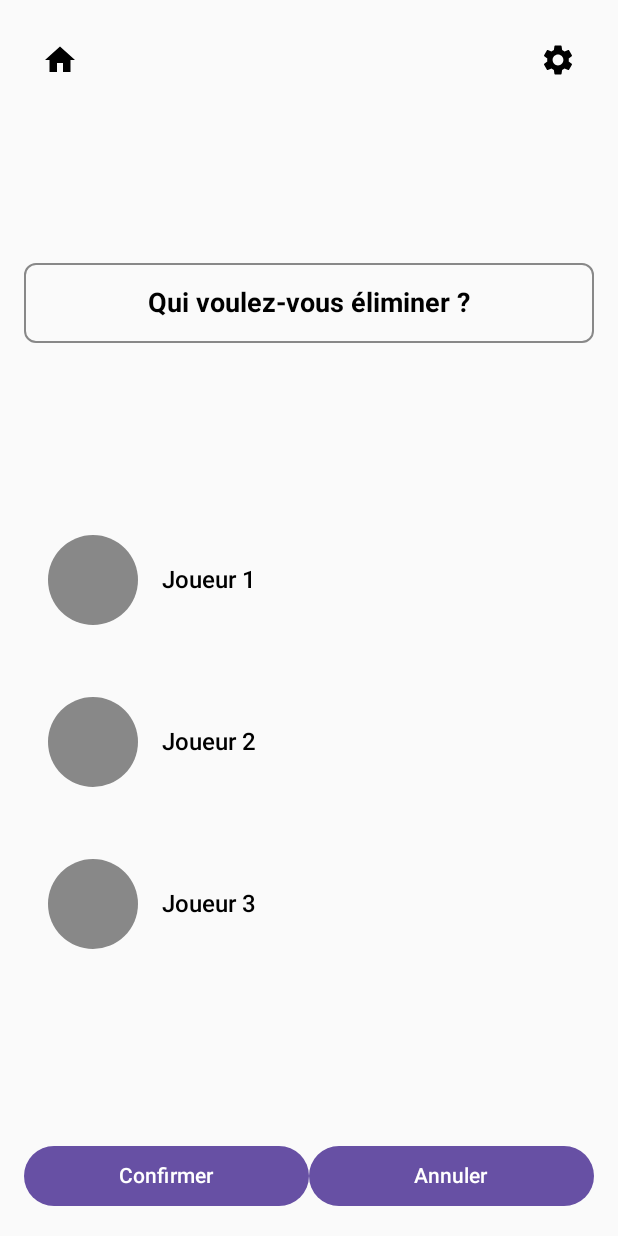
After one commit to ChakSem/8INF865H2025-Projet-ACS_SA, an Android app built with Jetpack Compose: the VoteScreen screen opened through its navigation route, on a phone screen of 412 x 824 dp. The commit adds this screen. Run offline under Robolectric (Android 15) with nearby library versions, the phone set to English and light mode, and no system bars.

Commit message:
Ajout des pages du jeu / vote / victoire

```diff
--- a/app/build.gradle.kts
+++ b/app/build.gradle.kts
@@ -80,13 +80,14 @@ dependencies {
     implementation("androidx.compose.ui:ui-tooling-preview")
     implementation("androidx.core:core-ktx:1.12.0")
     implementation("androidx.navigation:navigation-compose:2.7.4")
-    implementation ("androidx.annotation:annotation:1.3.0")
+    implementation("androidx.annotation:annotation:1.3.0")
     implementation("androidx.datastore:datastore-preferences:1.0.0")
 
     implementation("io.coil-kt:coil-compose:2.4.0")
     implementation("androidx.viewpager2:viewpager2:1.0.0")
     implementation("com.google.accompanist:accompanist-pager:0.30.1")
     implementation("org.jetbrains.kotlinx:kotlinx-coroutines-android:1.7.1")
+    implementation("androidx.compose.material:material-icons-extended:1.0.5")
 
     debugImplementation("androidx.compose.ui:ui-test-manifest")
     debugImplementation("androidx.compose.ui:ui-tooling")
--- a/app/src/main/java/com/example/redcard/MainActivity.kt
+++ b/app/src/main/java/com/example/redcard/MainActivity.kt
@@ -11,12 +11,15 @@ import com.example.redcard.data.DataStoreManager
 import com.example.redcard.ui.ChoosePlayerBallScreen
 import com.example.redcard.ui.ConfigurationScreen
 import com.example.redcard.ui.GameIntroductionScreen
+import com.example.redcard.ui.GameScreen
 import com.example.redcard.ui.GeneralSettingScreen
 import com.example.redcard.ui.HomeScreen
 import com.example.redcard.ui.PlayerSetupScreen
 import com.example.redcard.ui.PlayerWordDiscoverScreen
 import com.example.redcard.ui.StartingPage
 import com.example.redcard.ui.TutorialSwipeableScreen
+import com.example.redcard.ui.VictoryScreen
+import com.example.redcard.ui.VoteScreen
 
 class MainActivity : ComponentActivity() {
     override fun onCreate(savedInstanceState: Bundle?) {
@@ -50,6 +53,9 @@ fun AppNavigation() {
         composable("PlayerWordDiscoverScreen") {
             PlayerWordDiscoverScreen(navController, dataStoreManager)
         }
+        composable("gameScreen") { GameScreen(navController) }
+        composable("voteScreen") { VoteScreen(navController) }
+        composable("victoryScreen") { VictoryScreen(navController) }
     }
 }
 
--- /dev/null
+++ b/app/src/main/java/com/example/redcard/ui/VoteScreen.kt
@@ -0,0 +1,185 @@
+package com.example.redcard.ui
+
+import androidx.compose.foundation.background
+import androidx.compose.foundation.border
+import androidx.compose.foundation.clickable
+import androidx.compose.foundation.layout.Arrangement
+import androidx.compose.foundation.layout.Box
+import androidx.compose.foundation.layout.Column
+import androidx.compose.foundation.layout.Row
+import androidx.compose.foundation.layout.Spacer
+import androidx.compose.foundation.layout.fillMaxSize
+import androidx.compose.foundation.layout.fillMaxWidth
+import androidx.compose.foundation.layout.padding
+import androidx.compose.foundation.layout.size
+import androidx.compose.foundation.layout.width
+import androidx.compose.foundation.shape.CircleShape
+import androidx.compose.foundation.shape.RoundedCornerShape
+import androidx.compose.material.icons.Icons
+import androidx.compose.material.icons.filled.Check
+import androidx.compose.material.icons.filled.Home
+import androidx.compose.material.icons.filled.Settings
+import androidx.compose.material3.Button
+import androidx.compose.material3.Icon
+import androidx.compose.material3.IconButton
+import androidx.compose.material3.Text
+import androidx.compose.runtime.Composable
+import androidx.compose.runtime.getValue
+import androidx.compose.runtime.mutableStateOf
+import androidx.compose.runtime.remember
+import androidx.compose.runtime.setValue
+import androidx.compose.ui.Alignment
+import androidx.compose.ui.Modifier
+import androidx.compose.ui.graphics.Color
+import androidx.compose.ui.res.painterResource
+import androidx.compose.ui.text.font.FontWeight
+import androidx.compose.ui.unit.dp
+import androidx.compose.ui.unit.sp
+import androidx.navigation.NavController
+import com.example.redcard.R
+
+@Composable
+fun VoteScreen(
+    navController: NavController,
+) {
+    var selectedProfile by remember { mutableStateOf<String?>(null) }
+
+    Column(
+        modifier = Modifier
+            .fillMaxSize()
+            .padding(16.dp),
+        verticalArrangement = Arrangement.SpaceBetween
+    ) {
+        // Row en haut avec la maison et les réglages
+        Row(
+            modifier = Modifier
+                .fillMaxWidth()
+                .padding(bottom = 24.dp),
+            horizontalArrangement = Arrangement.SpaceBetween,
+            verticalAlignment = Alignment.CenterVertically
+        ) {
+            IconButton(
+                onClick = {
+                    navController.navigate("home") {
+                        popUpTo("home") { inclusive = true }
+                    }
+                }
+            ) {
+                Icon(
+                    imageVector = Icons.Filled.Home, // Icône Home de Google Fonts
+                    contentDescription = "Accueil",
+                    modifier = Modifier.size(24.dp)
+                )
+            }
+
+            IconButton(
+                onClick = {
+                    navController.navigate("generalSettings")
+                }
+            ) {
+                Icon(
+                    imageVector = Icons.Filled.Settings,
+                    contentDescription = "Réglages",
+                    modifier = Modifier.size(24.dp)
+                )
+            }
+        }
+
+        // Cadran avec le texte
+        Box(
+            modifier = Modifier
+                .fillMaxWidth()
+                .padding(bottom = 24.dp)
+                .border(1.dp, Color.Gray, shape = RoundedCornerShape(8.dp)),
+            contentAlignment = Alignment.Center
+        ) {
+            Text(
+                text = "Qui voulez-vous éliminer ?",
+                fontSize = 18.sp,
+                fontWeight = FontWeight.Bold,
+                modifier = Modifier.padding(16.dp)
+            )
+        }
+
+        // Liste des profils
+        Column(
+            modifier = Modifier.fillMaxWidth(),
+            verticalArrangement = Arrangement.spacedBy(16.dp)
+        ) {
+            val profiles = listOf("Joueur 1", "Joueur 2", "Joueur 3")
+
+            profiles.forEach { profile ->
+                Row(
+                    modifier = Modifier
+                        .fillMaxWidth()
+                        .clickable {
+                            selectedProfile = if (selectedProfile == profile) {
+                                null // Désélectionner si c'est déjà sélectionné
+                            } else {
+                                profile // Sélectionner un profil
+                            }
+                        }
+                        .padding(16.dp)
+                        .background(
+                            if (selectedProfile == profile) Color.Green.copy(alpha = 0.3f) else Color.Transparent,
+                            shape = RoundedCornerShape(8.dp)
+                        ),
+                    verticalAlignment = Alignment.CenterVertically
+                ) {
+                    // Profil avec cercle plus grand
+                    Box(
+                        modifier = Modifier
+                            .size(60.dp) // Augmentation de la taille des cercles
+                            .background(Color.Gray, shape = CircleShape)
+                    )
+
+                    Spacer(modifier = Modifier.width(16.dp))
+
+                    Text(
+                        text = profile,
+                        fontSize = 16.sp,
+                        fontWeight = FontWeight.Medium,
+                        modifier = Modifier.weight(1f)
+                    )
+
+                    // Icône de vérification si le profil est sélectionné
+                    if (selectedProfile == profile) {
+                        Icon(
+                            imageVector = Icons.Filled.Check,
+                            contentDescription = "Profil sélectionné",
+                            tint = Color.Green
+                        )
+                    }
+                }
+            }
+        }
+
+        // Row avec les boutons Confirmer et Annuler
+        Row(
+            modifier = Modifier
+                .fillMaxWidth()
+                .padding(top = 24.dp),
+            horizontalArrangement = Arrangement.SpaceBetween
+        ) {
+            // Bouton Confirmer
+            Button(
+                onClick = {
+                    navController.navigate("victoryScreen")
+                },
+                modifier = Modifier.weight(1f)
+            ) {
+                Text(text = "Confirmer")
+            }
+
+            // Bouton Annuler
+            Button(
+                onClick = {
+                    navController.navigate("gameScreen")
+                },
+                modifier = Modifier.weight(1f)
+            ) {
+                Text(text = "Annuler")
+            }
+        }
+    }
+}
```
Also changed, not shown: app/src/main/java/com/example/redcard/ui/GameScreen.kt (added, +155 -0 lines), app/src/main/java/com/example/redcard/ui/PlayerWordDiscoverScreen.kt (+20 -0 lines), app/src/main/java/com/example/redcard/ui/VictoryScreen.kt (added, +97 -0 lines).
